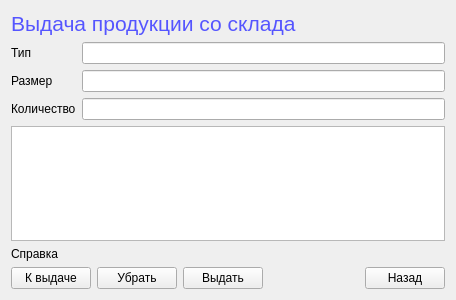
The window that stockoutforma.ui (Lelius/protyazhka) describes before a commit, drawn with Qt 5.
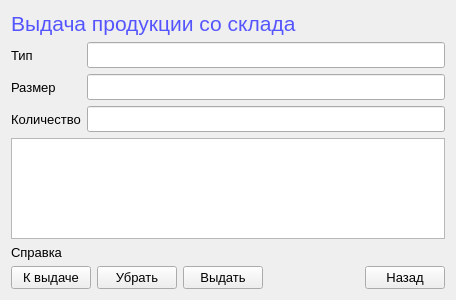
The same window after the commit.

Commit message: Увеличил различные шрифты в формах. Стало намного приятнее для глаз.

```diff
--- a/stockoutforma.ui
+++ b/stockoutforma.ui
@@ -27,41 +27,85 @@
       <layout class="QGridLayout" name="gridLayout">
        <item row="0" column="0">
         <widget class="QLabel" name="labelOutType">
+         <property name="font">
+          <font>
+           <pointsize>10</pointsize>
+          </font>
+         </property>
          <property name="text">
           <string>Тип</string>
          </property>
         </widget>
        </item>
        <item row="0" column="1">
-        <widget class="QLineEdit" name="lineEditOutType"/>
+        <widget class="QLineEdit" name="lineEditOutType">
+         <property name="font">
+          <font>
+           <pointsize>11</pointsize>
+          </font>
+         </property>
+        </widget>
        </item>
        <item row="1" column="0">
         <widget class="QLabel" name="labelOutSize">
+         <property name="font">
+          <font>
+           <pointsize>10</pointsize>
+          </font>
+         </property>
          <property name="text">
           <string>Размер</string>
          </property>
         </widget>
        </item>
        <item row="1" column="1">
-        <widget class="QLineEdit" name="lineEditOutSize"/>
+        <widget class="QLineEdit" name="lineEditOutSize">
+         <property name="font">
+          <font>
+           <pointsize>11</pointsize>
+          </font>
+         </property>
+        </widget>
        </item>
        <item row="2" column="0">
         <widget class="QLabel" name="labelOutNumber">
+         <property name="font">
+          <font>
+           <pointsize>10</pointsize>
+          </font>
+         </property>
          <property name="text">
           <string>Количество</string>
          </property>
         </widget>
        </item>
        <item row="2" column="1">
-        <widget class="QLineEdit" name="lineEditOutNumber"/>
+        <widget class="QLineEdit" name="lineEditOutNumber">
+         <property name="font">
+          <font>
+           <pointsize>11</pointsize>
+          </font>
+         </property>
+        </widget>
        </item>
       </layout>
      </item>
      <item>
-      <widget class="QTableView" name="tableViewOutStock"/>
+      <widget class="QTableView" name="tableViewOutStock">
+       <property name="font">
+        <font>
+         <pointsize>11</pointsize>
+        </font>
+       </property>
+      </widget>
      </item>
      <item>
       <widget class="QLabel" name="labelOutTextCostOfWork">
+       <property name="font">
+        <font>
+         <pointsize>10</pointsize>
+        </font>
+       </property>
        <property name="text">
         <string>Справка</string>
        </property>
@@ -71,6 +115,11 @@
       <layout class="QHBoxLayout" name="horizontalLayout">
        <item>
         <widget class="QPushButton" name="pushButtonAddTempOut">
+         <property name="font">
+          <font>
+           <pointsize>10</pointsize>
+          </font>
+         </property>
          <property name="text">
           <string>К выдаче</string>
          </property>
@@ -78,6 +127,11 @@
        </item>
        <item>
         <widget class="QPushButton" name="pushButtonDelTempOut">
+         <property name="font">
+          <font>
+           <pointsize>10</pointsize>
+          </font>
+         </property>
          <property name="text">
           <string>Убрать</string>
          </property>
@@ -85,6 +139,11 @@
        </item>
        <item>
         <widget class="QPushButton" name="pushButtonOutStock">
+         <property name="font">
+          <font>
+           <pointsize>10</pointsize>
+          </font>
+         </property>
          <property name="text">
           <string>Выдать</string>
          </property>
@@ -105,6 +164,11 @@
        </item>
        <item>
         <widget class="QPushButton" name="pushButtonStockOutExit">
+         <property name="font">
+          <font>
+           <pointsize>10</pointsize>
+          </font>
+         </property>
          <property name="text">
           <string>Назад</string>
          </property>
```
The commit also changes 7 other files.
